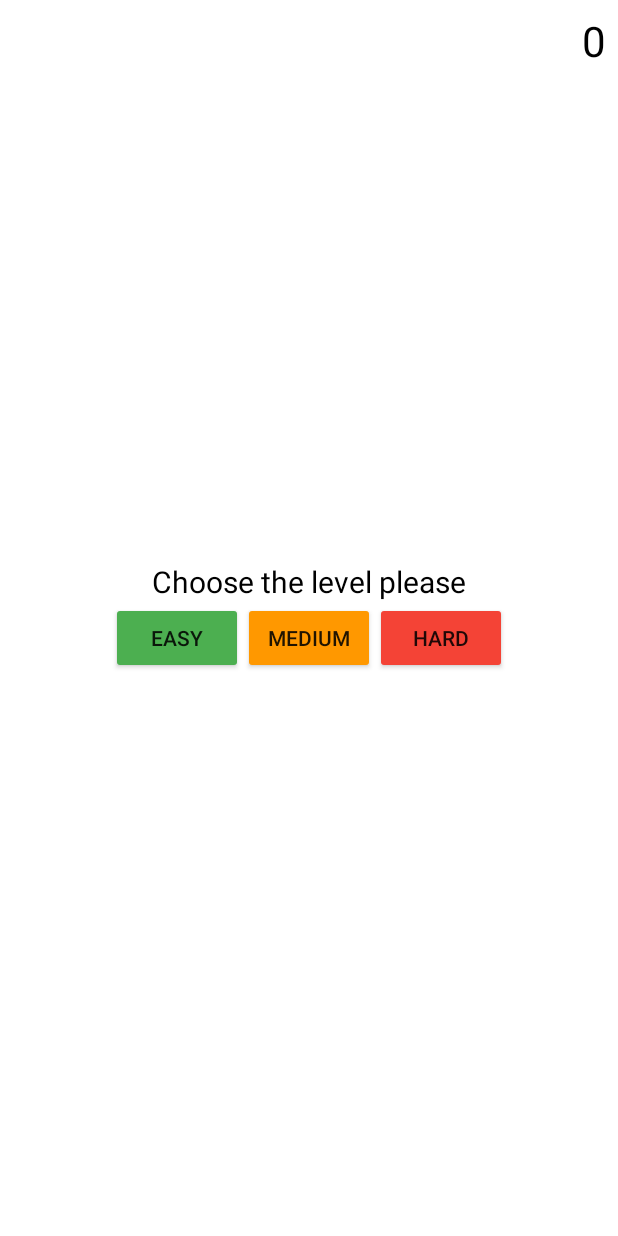
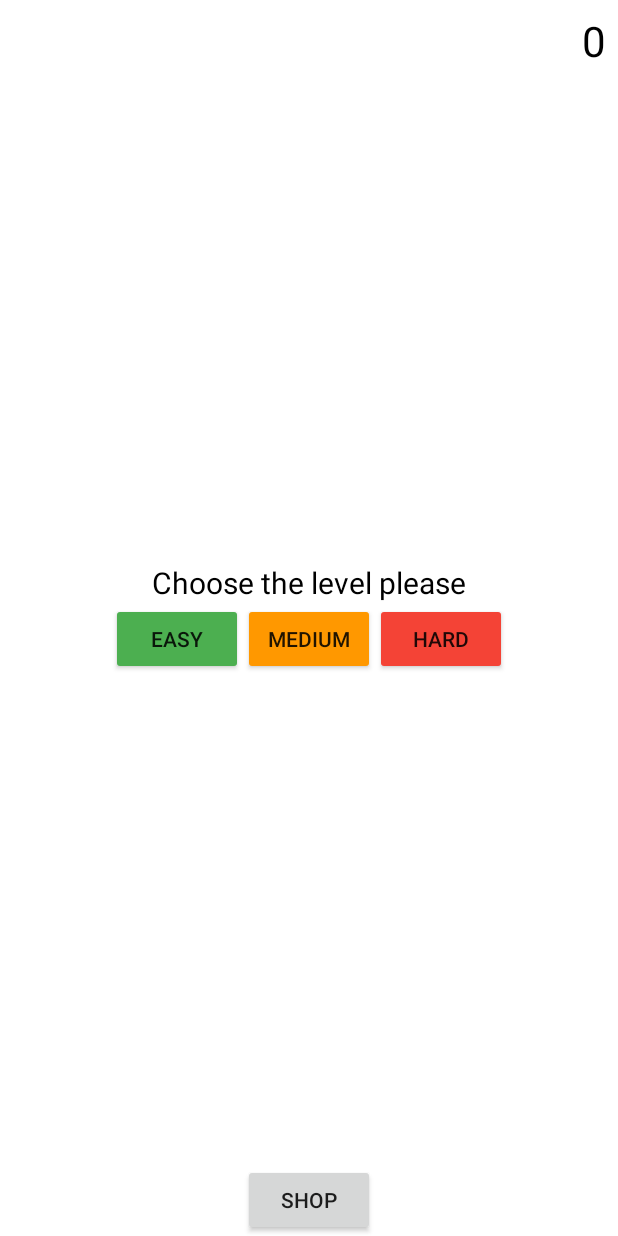
Before and after one commit to tereshka-programmer/SportQuizTest, an Android app: the screen it shows after launch (MainActivity), on a phone screen of 412 x 824 dp. Run offline under Robolectric (Android 15) with nearby library versions, the phone set to English and light mode, and no system bars; our stand-ins replace Dagger/Hilt's generated code.

Commit message:
ShopLogic: finish logic

```diff
--- a/app/src/main/AndroidManifest.xml
+++ b/app/src/main/AndroidManifest.xml
@@ -14,6 +14,8 @@
         tools:targetApi="31">
         <activity
             android:name=".ui.MainActivity"
+            android:configChanges="orientation"
+            android:screenOrientation="portrait"
             android:exported="true">
             <intent-filter>
                 <action android:name="android.intent.action.MAIN" />
--- /dev/null
+++ b/app/src/main/java/com/example/sportquiz/data/repositoryImpl/BackgroundsRepositoryImpl.kt
@@ -0,0 +1,23 @@
+package com.example.sportquiz.data.repositoryImpl
+
+import android.util.Log
+import com.example.sportquiz.data.BackgroundsSource
+import com.example.sportquiz.domain.repository.BackgroundsRepository
+import com.example.sportquiz.domain.repository.SharedCacheRepository
+import javax.inject.Inject
+import javax.inject.Singleton
+
+@Singleton
+class BackgroundsRepositoryImpl @Inject constructor(
+    private val sharedCacheRepository: SharedCacheRepository
+) : BackgroundsRepository {
+
+    override fun getBackgroundImages(): Map<Int, Int> {
+        return BackgroundsSource.mapOfBackgrounds
+    }
+
+    override fun buyAndSetBackgroundImage(id: Int) {
+        sharedCacheRepository.setIdBackground(id)
+        Log.d("RESTAG", "JUST SETED")
+    }
+}
--- /dev/null
+++ b/app/src/main/java/com/example/sportquiz/domain/repository/BackgroundsRepository.kt
@@ -0,0 +1,9 @@
+package com.example.sportquiz.domain.repository
+
+interface BackgroundsRepository {
+
+    fun getBackgroundImages(): Map<Int, Int>
+
+    fun buyAndSetBackgroundImage(id: Int)
+
+}
--- a/app/src/main/java/com/example/sportquiz/domain/repository/SharedCacheRepository.kt
+++ b/app/src/main/java/com/example/sportquiz/domain/repository/SharedCacheRepository.kt
@@ -6,4 +6,8 @@ interface SharedCacheRepository {
 
     fun setScore(score: Int)
 
+    fun setIdBackground(id: Int)
+
+    fun getBackgroundId(): Int
+
 }
--- a/app/src/main/java/com/example/sportquiz/ui/gameScreen/GameFragment.kt
+++ b/app/src/main/java/com/example/sportquiz/ui/gameScreen/GameFragment.kt
@@ -1,6 +1,5 @@
 package com.example.sportquiz.ui.gameScreen
 
-import android.annotation.SuppressLint
 import android.os.Bundle
 import android.view.View
 import android.widget.Button
--- a/app/src/main/java/com/example/sportquiz/ui/main/MainFragment.kt
+++ b/app/src/main/java/com/example/sportquiz/ui/main/MainFragment.kt
@@ -3,11 +3,14 @@ package com.example.sportquiz.ui.main
 import android.os.Bundle
 import android.util.Log
 import android.view.View
+import androidx.core.content.ContextCompat
 import androidx.fragment.app.Fragment
 import androidx.lifecycle.lifecycleScope
 import androidx.navigation.fragment.findNavController
+import com.bumptech.glide.Glide
 import com.example.sportquiz.R
 import com.example.sportquiz.databinding.FragmentMainBinding
+import com.example.sportquiz.domain.repository.BackgroundsRepository
 import com.example.sportquiz.domain.repository.QuestionsRepository
 import com.example.sportquiz.domain.repository.SharedCacheRepository
 import com.example.sportquiz.ui.common.LevelsOfQuestions
@@ -19,14 +22,29 @@ import javax.inject.Inject
 class MainFragment(): Fragment(R.layout.fragment_main) {
 
    @Inject lateinit var sharedCacheRepository: SharedCacheRepository
+   @Inject lateinit var backgroundsRepository: BackgroundsRepository
 
     override fun onViewCreated(view: View, savedInstanceState: Bundle?) {
         super.onViewCreated(view, savedInstanceState)
         val binding = FragmentMainBinding.bind(view)
 
+        val imageId = sharedCacheRepository.getBackgroundId()
+        if (imageId != 0) {
+            val imageDrawable = backgroundsRepository.getBackgroundImages()[imageId]
+            //binding.root.background = ContextCompat.getDrawable(requireContext(), imageDrawable!!)
+            Glide.with(requireContext())
+                .load(imageDrawable)
+                .centerCrop()
+                .into(binding.imgBack)
+        }
+
         binding.btEasyLevel.setOnClickListener { navigateToEasyLevel() }
         binding.btMediumLevel.setOnClickListener { navigateToMediumLevel() }
         binding.btHardLevel.setOnClickListener { navigateToHardLevel() }
+        binding.btShop.setOnClickListener {
+            val action = MainFragmentDirections.actionMainFragmentToShopFragment()
+            findNavController().navigate(action)
+        }
 
         val score = sharedCacheRepository.getScore()
 
--- a/app/src/main/java/com/example/sportquiz/utils/Constants.kt
+++ b/app/src/main/java/com/example/sportquiz/utils/Constants.kt
@@ -5,7 +5,12 @@ object Constants {
     // Key for shared preferences to write Score
     val SCORE_KEY = "scoreKey"
 
+    // Key for shared preferences to write background ID
+    val BACKGROUND_KEY = "backgroundKey"
+
     // Default value of score increment
     val DEFAULT_INCREASE_OF_SCORE = 100
 
+
+
 }
--- a/app/src/main/res/layout/fragment_main.xml
+++ b/app/src/main/res/layout/fragment_main.xml
@@ -1,68 +1,88 @@
 <?xml version="1.0" encoding="utf-8"?>
-<FrameLayout xmlns:android="http://schemas.android.com/apk/res/android"
+<androidx.constraintlayout.widget.ConstraintLayout xmlns:android="http://schemas.android.com/apk/res/android"
+    xmlns:app="http://schemas.android.com/apk/res-auto"
     android:layout_width="match_parent"
     android:layout_height="match_parent"
     xmlns:tools="http://schemas.android.com/tools"
     tools:context=".ui.main.MainFragment">
 
+    <ImageView
+        android:id="@+id/imgBack"
+        android:layout_width="match_parent"
+        android:layout_height="match_parent"
+        app:layout_constraintEnd_toEndOf="parent"
+        app:layout_constraintStart_toStartOf="parent"
+        app:layout_constraintTop_toTopOf="parent"
+        app:layout_constraintBottom_toBottomOf="parent"/>
+
     <androidx.appcompat.widget.AppCompatTextView
         android:id="@+id/tvScore"
         android:layout_width="wrap_content"
         android:layout_height="wrap_content"
-        android:textSize="28sp"
         android:layout_gravity="end"
         android:layout_margin="8dp"
         android:textColor="@color/black"
-        tools:text="324"/>
+        android:textSize="28sp"
+        app:layout_constraintEnd_toEndOf="parent"
+        app:layout_constraintTop_toTopOf="parent"
+        tools:text="324" />
 
     <androidx.appcompat.widget.LinearLayoutCompat
+        android:layout_width="wrap_content"
+        android:layout_height="wrap_content"
+        android:layout_gravity="center"
         android:orientation="vertical"
-        android:layout_gravity="center"
-        android:layout_width="wrap_content"
-        android:layout_height="wrap_content">
+        app:layout_constraintBottom_toBottomOf="parent"
+        app:layout_constraintEnd_toEndOf="parent"
+        app:layout_constraintStart_toStartOf="parent"
+        app:layout_constraintTop_toTopOf="parent">
 
         <androidx.appcompat.widget.AppCompatTextView
             android:layout_width="wrap_content"
             android:layout_height="wrap_content"
             android:layout_gravity="center"
             android:text="@string/choose_the_level_please"
-            android:textSize="20sp"
             android:textColor="@color/black"
-            />
+            android:textSize="20sp" />
 
         <androidx.appcompat.widget.LinearLayoutCompat
-            android:layout_gravity="center"
             android:layout_width="wrap_content"
-            android:layout_height="wrap_content">
+            android:layout_height="wrap_content"
+            android:layout_gravity="center">
 
             <androidx.appcompat.widget.AppCompatButton
                 android:id="@+id/btEasyLevel"
                 android:layout_width="wrap_content"
                 android:layout_height="wrap_content"
-                android:text="@string/easy"
                 android:backgroundTint="@color/green"
-                />
+                android:text="@string/easy" />
 
             <androidx.appcompat.widget.AppCompatButton
                 android:id="@+id/btMediumLevel"
                 android:layout_width="wrap_content"
                 android:layout_height="wrap_content"
-                android:text="@string/medium"
                 android:backgroundTint="@color/orange"
-                />
+                android:text="@string/medium" />
 
             <androidx.appcompat.widget.AppCompatButton
                 android:id="@+id/btHardLevel"
                 android:layout_width="wrap_content"
                 android:layout_height="wrap_content"
-                android:text="@string/hard"
                 android:backgroundTint="@color/red"
-                />
+                android:text="@string/hard" />
 
         </androidx.appcompat.widget.LinearLayoutCompat>
 
     </androidx.appcompat.widget.LinearLayoutCompat>
 
+    <androidx.appcompat.widget.AppCompatButton
+        android:id="@+id/btShop"
+        android:layout_width="wrap_content"
+        android:layout_height="wrap_content"
+        android:layout_gravity="bottom|center"
+        android:text="@string/shop"
+        app:layout_constraintBottom_toBottomOf="parent"
+        app:layout_constraintEnd_toEndOf="parent"
+        app:layout_constraintStart_toStartOf="parent" />
 
-
-</FrameLayout>
+</androidx.constraintlayout.widget.ConstraintLayout>
--- a/app/src/main/res/navigation/main_graph.xml
+++ b/app/src/main/res/navigation/main_graph.xml
@@ -13,6 +13,9 @@
         <action
             android:id="@+id/action_mainFragment_to_gameFragment"
             app:destination="@id/gameFragment" />
+        <action
+            android:id="@+id/action_mainFragment_to_shopFragment"
+            app:destination="@id/shopFragment" />
     </fragment>
     <fragment
         android:id="@+id/gameFragment"
@@ -23,4 +26,8 @@
             android:name="level"
             app:argType="string" />
     </fragment>
+    <fragment
+        android:id="@+id/shopFragment"
+        android:name="com.example.sportquiz.ui.shopScreen.ShopFragment"
+        android:label="ShopFragment" />
 </navigation>
--- a/app/src/main/res/values/strings.xml
+++ b/app/src/main/res/values/strings.xml
@@ -5,4 +5,6 @@
     <string name="medium">Medium</string>
     <string name="choose_the_level_please">Choose the level please</string>
     <string name="submit">Submit</string>
+    <string name="buy">Buy</string>
+    <string name="shop">Shop</string>
 </resources>
```
Also changed, not shown: app/src/main/java/com/example/sportquiz/data/BackgroundsSource.kt (added, +13 -0 lines), app/src/main/java/com/example/sportquiz/data/repositoryImpl/SharedCacheRepositoryImpl.kt (+8 -0 lines), app/src/main/java/com/example/sportquiz/di/RepositoryModule.kt (+7 -0 lines), app/src/main/java/com/example/sportquiz/ui/shopScreen/ShopAdapter.kt (added, +72 -0 lines), app/src/main/java/com/example/sportquiz/ui/shopScreen/ShopFragment.kt (+58 -1 lines), app/src/main/java/com/example/sportquiz/ui/shopScreen/ShopViewModel.kt (+30 -2 lines), app/src/main/res/layout/fragment_shop.xml (+13 -1 lines), app/src/main/res/layout/item_background.xml (added, +33 -0 lines).
